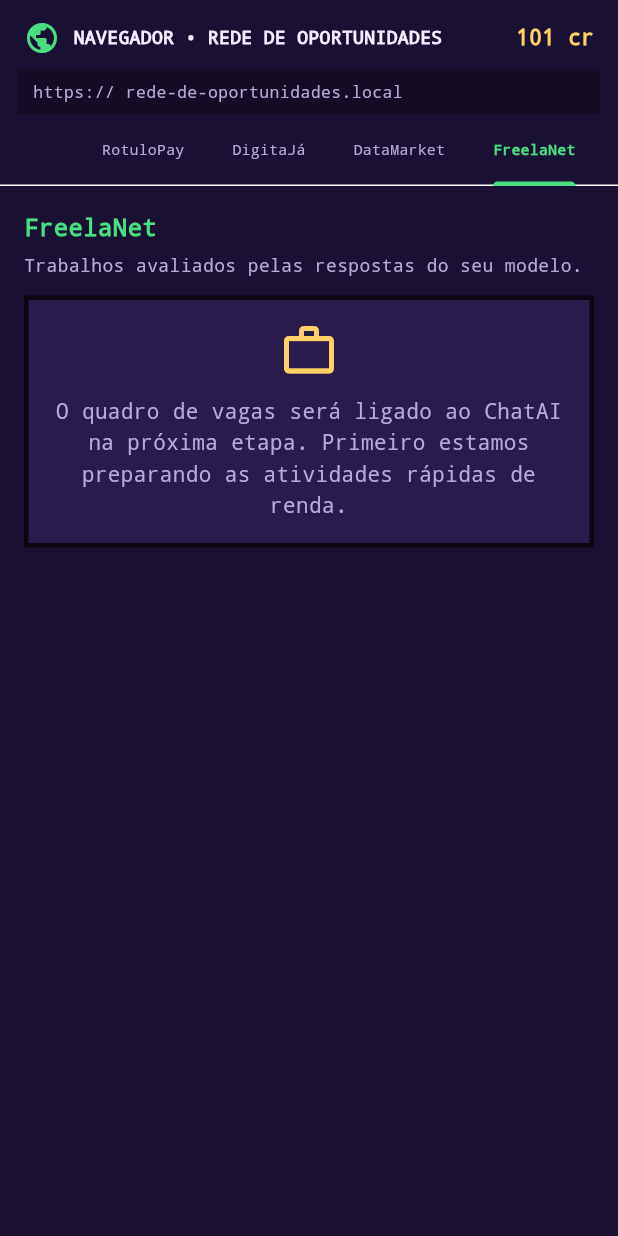
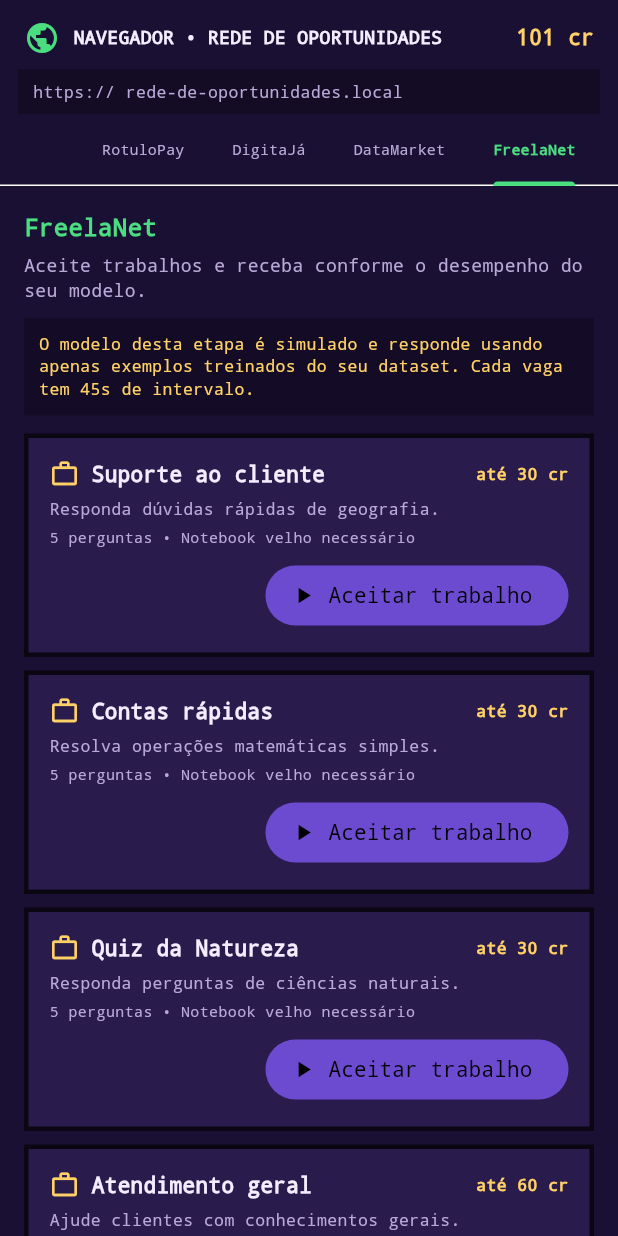
Before and after one commit to heber0s/llm_os, a Flutter app: the NavegadorView widget shown alone on an empty page, opened directly, tab 4 chosen, on a phone screen of 412 x 824 dp. Run offline on Flutter 3.47's test engine with Material 3 defaults, Android fonts, the phone set to English and light mode, and no system bars; our stand-ins replace equatable, flutter_bloc, shared_preferences; accounts and stored records are empty.

Commit message:
change feature FreelaNet

```diff
--- a/lib/features/jogo/bloc/jogo_bloc.dart
+++ b/lib/features/jogo/bloc/jogo_bloc.dart
@@ -103,6 +103,21 @@ class DataMarketVendaSolicitada extends JogoEvento {
   const DataMarketVendaSolicitada();
 }
 
+class VagaConcluidaRegistrada extends JogoEvento {
+  const VagaConcluidaRegistrada({
+    required this.vagaId,
+    required this.pagamento,
+    required this.concluidaEmMs,
+  });
+
+  final String vagaId;
+  final int pagamento;
+  final int concluidaEmMs;
+
+  @override
+  List<Object?> get props => [vagaId, pagamento, concluidaEmMs];
+}
+
 class RendaPassivaTick extends JogoEvento {
   const RendaPassivaTick();
 }
@@ -186,6 +201,7 @@ class JogoEstado extends Equatable {
     this.digitaFrase,
     this.dataMarketMensagem,
     this.perguntasVendidas = const {},
+    this.cooldownsVagas = const {},
   });
 
   final int creditos;
@@ -212,6 +228,7 @@ class JogoEstado extends Equatable {
   final String? digitaFrase;
   final String? dataMarketMensagem;
   final Set<String> perguntasVendidas;
+  final Map<String, int> cooldownsVagas;
 
   int get quantidadeDados => dados.length;
   int get capacidadeDados => 40 + (nivelSsd * 40);
@@ -251,6 +268,7 @@ class JogoEstado extends Equatable {
     String? digitaFrase,
     String? dataMarketMensagem,
     Set<String>? perguntasVendidas,
+    Map<String, int>? cooldownsVagas,
     bool limparRotulo = false,
     bool limparMensagem = false,
   }) =>
@@ -279,6 +297,7 @@ class JogoEstado extends Equatable {
         digitaFrase: digitaFrase ?? this.digitaFrase,
         dataMarketMensagem: dataMarketMensagem ?? this.dataMarketMensagem,
         perguntasVendidas: perguntasVendidas ?? this.perguntasVendidas,
+        cooldownsVagas: cooldownsVagas ?? this.cooldownsVagas,
       );
 
   factory JogoEstado.fromJson(Map<String, dynamic> json) {
@@ -289,6 +308,10 @@ class JogoEstado extends Equatable {
             .map((item) => DadoTreino.fromJson(Map<String, dynamic>.from(item)))
             .toList(growable: false)
         : const <DadoTreino>[];
+    final mapaCooldowns = json['cooldownsVagas'];
+    final cooldowns = mapaCooldowns is Map
+        ? mapaCooldowns.map((chave, valor) => MapEntry(chave.toString(), _inteiro(valor, 0)))
+        : <String, int>{};
     final listaUsadas = json['perguntasUsadas'];
     final usadas = listaUsadas is List
         ? listaUsadas.whereType<String>().toSet()
@@ -311,6 +334,7 @@ class JogoEstado extends Equatable {
       perguntasVendidas: json['perguntasVendidas'] is List
           ? (json['perguntasVendidas'] as List).whereType<String>().toSet()
           : const {},
+      cooldownsVagas: cooldowns,
       epocasTreinadas: _inteiro(json['epocasTreinadas'], 0),
       dados: dados,
       perguntasUsadas: usadas,
@@ -329,6 +353,7 @@ class JogoEstado extends Equatable {
         'nivelInternet': nivelInternet,
         'categoriasLiberadas': categoriasLiberadas.toList(growable: false),
         'perguntasVendidas': perguntasVendidas.toList(growable: false),
+        'cooldownsVagas': cooldownsVagas,
         'rotuloSequencia': rotuloSequencia,
         'epocasTreinadas': epocasTreinadas,
         'dados': dados.map((dado) => dado.toJson()).toList(growable: false),
@@ -355,6 +380,7 @@ class JogoEstado extends Equatable {
         digitaFrase,
         dataMarketMensagem,
         perguntasVendidas,
+        cooldownsVagas,
         epocasTreinadas,
         dados,
         perguntasUsadas,
@@ -397,6 +423,7 @@ class JogoBloc extends Bloc<JogoEvento, JogoEstado> {
     on<DigitaJaNovaFraseSolicitada>(_novaFraseDigita);
     on<DigitaJaRespostaEnviada>(_responderDigita);
     on<DataMarketVendaSolicitada>(_venderNoDataMarket);
+    on<VagaConcluidaRegistrada>(_registrarVagaConcluida);
     on<RendaPassivaTick>(_tickRenda);
     on<BotColetaTick>(_tickBot);
     _timerRenda = Timer.periodic(_intervaloRenda, (_) {
@@ -965,6 +992,24 @@ class JogoBloc extends Bloc<JogoEvento, JogoEstado> {
     );
   }
 
+  Future<void> _registrarVagaConcluida(
+    VagaConcluidaRegistrada evento,
+    Emitter<JogoEstado> emit,
+  ) async {
+    if (!state.carregado || evento.vagaId.isEmpty || evento.pagamento < 0) return;
+    final agora = DateTime.now().millisecondsSinceEpoch;
+    final ultimaConclusao = state.cooldownsVagas[evento.vagaId];
+    if (ultimaConclusao != null && agora - ultimaConclusao < const Duration(seconds: 45).inMilliseconds) {
+      return;
+    }
+    final atualizado = state.copyWith(
+      creditos: state.creditos + evento.pagamento,
+      cooldownsVagas: {...state.cooldownsVagas, evento.vagaId: evento.concluidaEmMs},
+      mensagem: 'FreelaNet: trabalho concluído. +${evento.pagamento} créditos.',
+    );
+    await _publicar(atualizado, emit);
+  }
+
   Future<void> _tickRenda(
     RendaPassivaTick evento,
     Emitter<JogoEstado> emit,
--- a/lib/features/navegador/view/navegador_view.dart
+++ b/lib/features/navegador/view/navegador_view.dart
@@ -3,6 +3,8 @@ import 'package:flutter_bloc/flutter_bloc.dart';
 
 import '../../../core/theme/pixel_theme.dart';
 import '../../jogo/bloc/jogo_bloc.dart';
+import '../../vagas/cubit/vagas_cubit.dart';
+import '../../vagas/domain/vagas.dart';
 
 class NavegadorView extends StatelessWidget {
   const NavegadorView({super.key});
@@ -59,7 +61,7 @@ class NavegadorView extends StatelessWidget {
                     _RotuloPayTab(estado: estado),
                     _DigitaJaTab(estado: estado),
                     _DataMarketTab(estado: estado),
-                    const _FreelaNetTab(),
+                    _FreelaNetTab(estado: estado),
                   ],
                 ),
               ),
@@ -281,8 +283,45 @@ class _DataMarketTab extends StatelessWidget {
   }
 }
 
-class _FreelaNetTab extends StatelessWidget {
-  const _FreelaNetTab();
+class _FreelaNetTab extends StatefulWidget {
+  const _FreelaNetTab({required this.estado});
+  final JogoEstado estado;
+
+  @override
+  State<_FreelaNetTab> createState() => _FreelaNetTabState();
+}
+
+class _FreelaNetTabState extends State<_FreelaNetTab> {
+  late final VagasCubit _cubit;
+
+  @override
+  void initState() {
+    super.initState();
+    _cubit = VagasCubit(context.read<JogoBloc>());
+  }
+
+  @override
+  void dispose() {
+    _cubit.close();
+    super.dispose();
+  }
+
+  @override
+  Widget build(BuildContext context) => BlocProvider.value(
+        value: _cubit,
+        child: BlocBuilder<VagasCubit, VagasEstado>(
+          builder: (context, vagas) => _FreelaNetConteudo(
+            jogo: widget.estado,
+            vagas: vagas,
+          ),
+        ),
+      );
+}
+
+class _FreelaNetConteudo extends StatelessWidget {
+  const _FreelaNetConteudo({required this.jogo, required this.vagas});
+  final JogoEstado jogo;
+  final VagasEstado vagas;
 
   @override
   Widget build(BuildContext context) => ListView(
@@ -290,23 +329,89 @@ class _FreelaNetTab extends StatelessWidget {
         children: [
           const _SiteHeading(
             titulo: 'FreelaNet',
-            subtitulo: 'Trabalhos avaliados pelas respostas do seu modelo.',
+            subtitulo: 'Aceite trabalhos e receba conforme o desempenho do seu modelo.',
             cor: PixelTheme.verde,
           ),
+          const SizedBox(height: 10),
+          const _InfoStrip(
+            texto: 'O modelo desta etapa é simulado e responde usando apenas exemplos treinados do seu dataset. Cada vaga tem 45s de intervalo.',
+          ),
+          if (vagas.mensagem != null) ...[
+            const SizedBox(height: 10),
+            _StatusBox(texto: vagas.mensagem!),
+          ],
+          if (vagas.vagaAtiva != null && (vagas.emExecucao || vagas.concluida || vagas.resultados.isNotEmpty)) ...[
+            const SizedBox(height: 12),
+            _SitePanel(
+              child: Column(
+                crossAxisAlignment: CrossAxisAlignment.stretch,
+                children: [
+                  Text(vagas.vagaAtiva!.titulo, style: const TextStyle(color: PixelTheme.amarelo, fontWeight: FontWeight.bold)),
+                  const SizedBox(height: 8),
+                  if (vagas.emExecucao) ...[
+                    LinearProgressIndicator(value: vagas.total == 0 ? 0 : vagas.processadas / vagas.total),
+                    const SizedBox(height: 6),
+                    Text('Analisando pergunta ${vagas.processadas} de ${vagas.total}…', style: const TextStyle(color: PixelTheme.textoSuave, fontSize: 11)),
+                  ],
+                  if (vagas.resultados.isNotEmpty) ...[
+                    const SizedBox(height: 8),
+                    for (final resultado in vagas.resultados)
+                      Padding(
+                        padding: const EdgeInsets.only(top: 7),
+                        child: Container(
+                          padding: const EdgeInsets.all(8),
+                          color: PixelTheme.preto.withValues(alpha: 0.32),
+                          child: Column(
+                            crossAxisAlignment: CrossAxisAlignment.stretch,
+                            children: [
+                              Text(resultado.pergunta, style: const TextStyle(color: PixelTheme.texto, fontWeight: FontWeight.bold, fontSize: 11)),
+                              const SizedBox(height: 4),
+                              Text('Modelo: ${resultado.respostaModelo}', style: const TextStyle(color: PixelTheme.textoSuave, fontSize: 11)),
+                              Text('Esperado: ${resultado.respostaEsperada}', style: const TextStyle(color: PixelTheme.textoSuave, fontSize: 11)),
+                              const SizedBox(height: 3),
+                              Text(resultado.correta ? 'CORRETA' : 'INCORRETA', style: TextStyle(color: resultado.correta ? PixelTheme.verde : PixelTheme.vermelho, fontWeight: FontWeight.bold, fontSize: 10)),
+                            ],
+                          ),
+                        ),
+                      ),
+                  ],
+                ],
+              ),
+            ),
+          ],
           const SizedBox(height: 12),
-          const _SitePanel(
-            child: Column(
-              children: [
-                Icon(Icons.work_outline, size: 40, color: PixelTheme.amarelo),
-                SizedBox(height: 10),
-                Text(
-                  'O quadro de vagas será ligado ao ChatAI na próxima etapa. Primeiro estamos preparando as atividades rápidas de renda.',
-                  textAlign: TextAlign.center,
-                  style: TextStyle(color: PixelTheme.textoSuave, height: 1.5),
+          for (final vaga in VagaFreela.todas)
+            Padding(
+              padding: const EdgeInsets.only(bottom: 9),
+              child: _SitePanel(
+                child: Column(
+                  crossAxisAlignment: CrossAxisAlignment.stretch,
+                  children: [
+                    Row(
+                      children: [
+                        const Icon(Icons.work_outline, color: PixelTheme.amarelo, size: 20),
+                        const SizedBox(width: 8),
+                        Expanded(child: Text(vaga.titulo, style: const TextStyle(color: PixelTheme.texto, fontWeight: FontWeight.bold))),
+                        Text('até ${vaga.pagamentoMaximo} cr', style: const TextStyle(color: PixelTheme.amarelo, fontSize: 11, fontWeight: FontWeight.bold)),
+                      ],
+                    ),
+                    const SizedBox(height: 6),
+                    Text(vaga.descricao, style: const TextStyle(color: PixelTheme.textoSuave, fontSize: 11, height: 1.3)),
+                    const SizedBox(height: 5),
+                    Text('${vaga.quantidadePerguntas} perguntas • ${vaga.hardwareMinimo == 0 ? 'Notebook velho' : CatalogoLoja.nomesHardware[vaga.hardwareMinimo]} necessário', style: const TextStyle(color: PixelTheme.textoSuave, fontSize: 10)),
+                    const SizedBox(height: 8),
+                    Align(
+                      alignment: Alignment.centerRight,
+                      child: FilledButton.icon(
+                        onPressed: vagas.emExecucao ? null : () => context.read<VagasCubit>().iniciar(vaga),
+                        icon: Icon(jogo.nivelHardware < vaga.hardwareMinimo ? Icons.lock_outline : Icons.play_arrow),
+                        label: Text(jogo.nivelHardware < vaga.hardwareMinimo ? 'Hardware insuficiente' : 'Aceitar trabalho'),
+                      ),
+                    ),
+                  ],
                 ),
-              ],
+              ),
             ),
-          ),
         ],
       );
 }
--- /dev/null
+++ b/lib/features/vagas/cubit/vagas_cubit.dart
@@ -0,0 +1,181 @@
+import 'dart:math';
+
+import 'package:equatable/equatable.dart';
+import 'package:flutter_bloc/flutter_bloc.dart';
+
+import '../../chat/data/servico_llm.dart';
+import '../../chat/domain/busca_exemplos.dart';
+import '../../jogo/bloc/jogo_bloc.dart';
+import '../domain/corretor_vagas.dart';
+import '../domain/vagas.dart';
+
+class ResultadoPerguntaVaga extends Equatable {
+  const ResultadoPerguntaVaga({
+    required this.pergunta,
+    required this.respostaModelo,
+    required this.respostaEsperada,
+    required this.correta,
+  });
+
+  final String pergunta;
+  final String respostaModelo;
+  final String respostaEsperada;
+  final bool correta;
+
+  @override
+  List<Object?> get props => [pergunta, respostaModelo, respostaEsperada, correta];
+}
+
+class VagasEstado extends Equatable {
+  const VagasEstado({
+    this.vagaAtiva,
+    this.emExecucao = false,
+    this.concluida = false,
+    this.processadas = 0,
+    this.total = 0,
+    this.acertos = 0,
+    this.pagamento = 0,
+    this.resultados = const [],
+    this.mensagem,
+  });
+
+  final VagaFreela? vagaAtiva;
+  final bool emExecucao;
+  final bool concluida;
+  final int processadas;
+  final int total;
+  final int acertos;
+  final int pagamento;
+  final List<ResultadoPerguntaVaga> resultados;
+  final String? mensagem;
+
+  @override
+  List<Object?> get props => [vagaAtiva, emExecucao, concluida, processadas, total, acertos, pagamento, resultados, mensagem];
+}
+
+class VagasCubit extends Cubit<VagasEstado> {
+  VagasCubit(
+    this._jogoBloc, {
+    ServicoLlm servico = const ServicoLlmSimulado(),
+    BuscaExemplos busca = const BuscaExemplos(),
+    CorretorVagas corretor = const CorretorVagas(),
+    Random? aleatorio,
+    DateTime Function()? agora,
+  })  : _servico = servico,
+        _busca = busca,
+        _corretor = corretor,
+        _aleatorio = aleatorio ?? Random(),
+        _agora = agora ?? DateTime.now,
+        super(const VagasEstado());
+
+  final JogoBloc _jogoBloc;
+  final ServicoLlm _servico;
+  final BuscaExemplos _busca;
+  final CorretorVagas _corretor;
+  final Random _aleatorio;
+  final DateTime Function() _agora;
+
+  Future<void> iniciar(VagaFreela vaga) async {
+    if (state.emExecucao) return;
+    final jogo = _jogoBloc.state;
+    if (!jogo.carregado) {
+      emit(VagasEstado(vagaAtiva: vaga, mensagem: 'Aguarde o carregamento do progresso do jogo.'));
+      return;
+    }
+    if (jogo.nivelHardware < vaga.hardwareMinimo) {
+      emit(VagasEstado(
+        vagaAtiva: vaga,
+        mensagem: 'Esta vaga exige ${CatalogoLoja.nomesHardware[vaga.hardwareMinimo]}.',
+      ));
+      return;
+    }
+
+    final agora = _agora();
+    final ultimaConclusaoMs = jogo.cooldownsVagas[vaga.id];
+    if (ultimaConclusaoMs != null) {
+      final restante = const Duration(seconds: 45) - agora.difference(DateTime.fromMillisecondsSinceEpoch(ultimaConclusaoMs));
+      if (restante > Duration.zero) {
+        emit(VagasEstado(
+          vagaAtiva: vaga,
+          mensagem: 'Esta vaga volta a ficar disponível em ${restante.inSeconds + (restante.inMilliseconds % 1000 == 0 ? 0 : 1)}s.',
+        ));
+        return;
+      }
+    }
+
+    final perguntas = sortearPerguntasVaga(vaga: vaga, aleatorio: _aleatorio);
+    if (perguntas.isEmpty) {
+      emit(VagasEstado(vagaAtiva: vaga, mensagem: 'Não há perguntas disponíveis para esta vaga.'));
+      return;
+    }
+
+    final resultados = <ResultadoPerguntaVaga>[];
+    emit(VagasEstado(vagaAtiva: vaga, emExecucao: true, total: perguntas.length));
+    try {
+      final limite = limiteExemplosConsultados(
+        nivelHardware: jogo.nivelHardware,
+        nivelRam: jogo.nivelRam,
+      );
+      for (final pergunta in perguntas) {
+        final exemplos = _busca.buscar(
+          pergunta: pergunta.pergunta,
+          dados: jogo.dados,
+          limite: limite,
+        );
+        final resposta = await _servico.responder(
+          pergunta: pergunta.pergunta,
+          exemplos: exemplos,
+          temperatura: 0,
+          maxTokens: 28,
+        );
+        final correta = _corretor.avaliar(
+          respostaEsperada: pergunta.respostaEsperada,
+          respostaModelo: resposta,
+        );
+        resultados.add(ResultadoPerguntaVaga(
+          pergunta: pergunta.pergunta,
+          respostaModelo: resposta,
+          respostaEsperada: pergunta.respostaEsperada,
+          correta: correta,
+        ));
+        if (isClosed) return;
+        emit(VagasEstado(
+          vagaAtiva: vaga,
+          emExecucao: true,
+          processadas: resultados.length,
+          total: perguntas.length,
+          acertos: resultados.where((item) => item.correta).length,
+          resultados: List.unmodifiable(resultados),
+        ));
+      }
+
+      final acertos = resultados.where((item) => item.correta).length;
+      final pagamento = (vaga.pagamentoMaximo * acertos / resultados.length).round();
+      final concluidaEm = _agora();
+      _jogoBloc.add(VagaConcluidaRegistrada(
+        vagaId: vaga.id,
+        pagamento: pagamento,
+        concluidaEmMs: concluidaEm.millisecondsSinceEpoch,
+      ));
+      emit(VagasEstado(
+        vagaAtiva: vaga,
+        concluida: true,
+        processadas: resultados.length,
+        total: perguntas.length,
+        acertos: acertos,
+        pagamento: pagamento,
+        resultados: List.unmodifiable(resultados),
+        mensagem: 'Trabalho concluído: $acertos/${resultados.length} acertos. Pagamento proporcional: $pagamento cr.',
+      ));
+    } catch (erro) {
+      emit(VagasEstado(
+        vagaAtiva: vaga,
+        processadas: resultados.length,
+        total: perguntas.length,
+        acertos: resultados.where((item) => item.correta).length,
+        resultados: List.unmodifiable(resultados),
+        mensagem: 'O trabalho foi interrompido e não gerou pagamento: $erro',
+      ));
+    }
+  }
+}
--- /dev/null
+++ b/lib/features/vagas/domain/corretor_vagas.dart
@@ -0,0 +1,45 @@
+class CorretorVagas {
+  const CorretorVagas();
+
+  bool avaliar({required String respostaEsperada, required String respostaModelo}) {
+    final numerosEsperados = _numeros(respostaEsperada);
+    if (numerosEsperados.isNotEmpty) {
+      final numerosResposta = _numeros(respostaModelo);
+      return numerosEsperados.every(numerosResposta.contains);
+    }
+
+    final palavras = _palavras(respostaEsperada);
+    if (palavras.isEmpty) return respostaModelo.trim().isNotEmpty;
+    final resposta = _palavras(respostaModelo);
+    final acertos = palavras.where(resposta.contains).length;
+    return acertos >= (palavras.length / 2).ceil();
+  }
+
+  Set<String> _numeros(String texto) => RegExp(r'-?\d+(?:[.,]\d+)?')
+      .allMatches(texto)
+      .map((match) => match.group(0)!.replaceAll(',', '.'))
+      .toSet();
+
+  Set<String> _palavras(String texto) {
+    const stopWords = {
+      'a', 'o', 'as', 'os', 'um', 'uma', 'uns', 'umas', 'de', 'da', 'do', 'das',
+      'dos', 'e', 'em', 'no', 'na', 'nos', 'nas', 'por', 'para', 'com', 'que',
+      'qual', 'quais', 'quem', 'como', 'quando', 'onde', 'me', 'diga', 'é', 'ser',
+      'foi', 'sao', 'são', 'ao', 'aos', 'ou', 'se', 'mais', 'menos',
+    };
+    return _normalizar(texto)
+        .split(' ')
+        .where((palavra) => palavra.isNotEmpty && !stopWords.contains(palavra))
+        .toSet();
+  }
+
+  String _normalizar(String texto) {
+    const acentuados = 'áàâãäéèêëíìîïóòôõöúùûüçñ';
+    const simples = 'aaaaaeeeeiiiiooooouuuucn';
+    var normalizado = texto.toLowerCase();
+    for (var indice = 0; indice < acentuados.length; indice++) {
+      normalizado = normalizado.replaceAll(acentuados[indice], simples[indice]);
+    }
+    return normalizado.replaceAll(RegExp(r'[^a-z0-9]+'), ' ').trim();
+  }
+}
--- /dev/null
+++ b/lib/features/vagas/domain/vagas.dart
@@ -0,0 +1,56 @@
+import 'dart:math';
+
+import '../../jogo/data/banco_perguntas.dart';
+
+class VagaFreela {
+  const VagaFreela({
+    required this.id,
+    required this.titulo,
+    required this.descricao,
+    required this.categorias,
+    required this.quantidadePerguntas,
+    required this.pagamentoMaximo,
+    required this.hardwareMinimo,
+  });
+
+  final String id;
+  final String titulo;
+  final String descricao;
+  final List<String> categorias;
+  final int quantidadePerguntas;
+  final int pagamentoMaximo;
+  final int hardwareMinimo;
+
+  static const List<VagaFreela> todas = [
+    VagaFreela(id: 'suporte', titulo: 'Suporte ao cliente', descricao: 'Responda dúvidas rápidas de geografia.', categorias: ['geo'], quantidadePerguntas: 5, pagamentoMaximo: 30, hardwareMinimo: 0),
+    VagaFreela(id: 'contas', titulo: 'Contas rápidas', descricao: 'Resolva operações matemáticas simples.', categorias: ['mat'], quantidadePerguntas: 5, pagamentoMaximo: 30, hardwareMinimo: 0),
+    VagaFreela(id: 'natureza', titulo: 'Quiz da Natureza', descricao: 'Responda perguntas de ciências naturais.', categorias: ['nat'], quantidadePerguntas: 5, pagamentoMaximo: 30, hardwareMinimo: 0),
+    VagaFreela(id: 'geral', titulo: 'Atendimento geral', descricao: 'Ajude clientes com conhecimentos gerais.', categorias: ['ger'], quantidadePerguntas: 6, pagamentoMaximo: 60, hardwareMinimo: 1),
+    VagaFreela(id: 'revisor', titulo: 'Revisor de textos', descricao: 'Responda questões de português.', categorias: ['por'], quantidadePerguntas: 6, pagamentoMaximo: 70, hardwareMinimo: 1),
+    VagaFreela(id: 'helpdesk', titulo: 'Helpdesk de TI', descricao: 'Resolva dúvidas básicas de tecnologia.', categorias: ['tec'], quantidadePerguntas: 6, pagamentoMaximo: 90, hardwareMinimo: 2),
+    VagaFreela(id: 'maratona', titulo: 'Maratona de perguntas', descricao: 'Um conjunto variado de perguntas.', categorias: ['geo', 'mat', 'nat', 'ger', 'por', 'tec'], quantidadePerguntas: 10, pagamentoMaximo: 200, hardwareMinimo: 2),
+    VagaFreela(id: 'corporativo', titulo: 'Contrato corporativo', descricao: 'Um contrato longo com perguntas variadas.', categorias: ['geo', 'mat', 'nat', 'ger', 'por', 'tec'], quantidadePerguntas: 15, pagamentoMaximo: 500, hardwareMinimo: 3),
+  ];
+}
+
+class PerguntaVaga {
+  const PerguntaVaga({required this.categoriaId, required this.pergunta, required this.respostaEsperada});
+
+  final String categoriaId;
+  final String pergunta;
+  final String respostaEsperada;
+}
+
+List<PerguntaVaga> sortearPerguntasVaga({
+  required VagaFreela vaga,
+  required Random aleatorio,
+}) {
+  final pool = <PerguntaVaga>[];
+  for (final categoriaId in vaga.categorias) {
+    for (final par in BancoPerguntas.perguntas[categoriaId] ?? const <PerguntaResposta>[]) {
+      pool.add(PerguntaVaga(categoriaId: categoriaId, pergunta: par.pergunta, respostaEsperada: par.resposta));
+    }
+  }
+  pool.shuffle(aleatorio);
+  return pool.take(vaga.quantidadePerguntas).toList(growable: false);
+}
```
Also changed, not shown: 3 other files.
